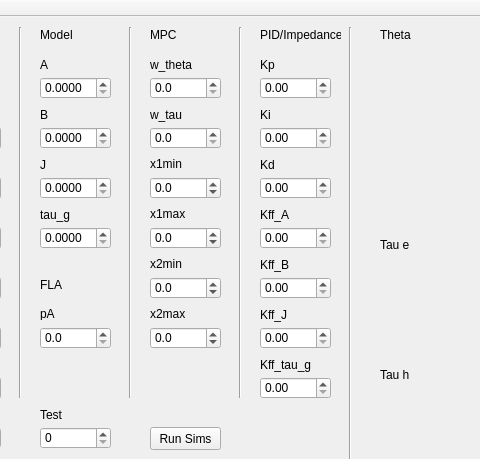
First picture: the form in GUI/GUI.ui, repository cic12/exo_control, before the edit; both pictures show x 110 to 590 and y 0 to 459 of the 1001 by 875 pixel window.
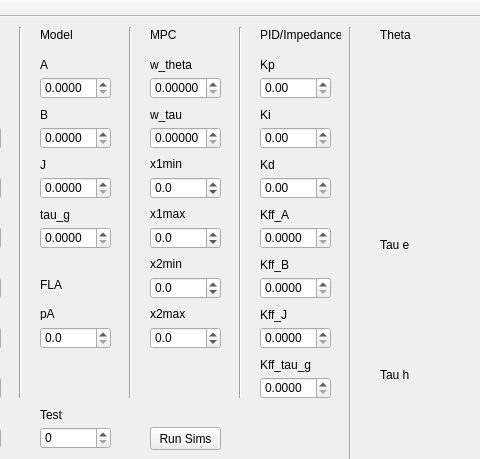
Second picture: the form after the edit. Custom widgets are drawn as their Qt base class.

The edit to the form file:
```diff
--- a/GUI/GUI.ui
+++ b/GUI/GUI.ui
@@ -227,7 +227,7 @@
      </rect>
     </property>
     <property name="decimals">
-     <number>1</number>
+     <number>5</number>
     </property>
     <property name="maximum">
      <double>1000.000000000000000</double>
@@ -249,7 +249,7 @@
      </rect>
     </property>
     <property name="decimals">
-     <number>1</number>
+     <number>5</number>
     </property>
     <property name="maximum">
      <double>1000000.000000000000000</double>
@@ -877,7 +877,7 @@
      </rect>
     </property>
     <property name="decimals">
-     <number>2</number>
+     <number>4</number>
     </property>
     <property name="singleStep">
      <double>0.100000000000000</double>
@@ -941,7 +941,7 @@
      </rect>
     </property>
     <property name="decimals">
-     <number>2</number>
+     <number>4</number>
     </property>
     <property name="singleStep">
      <double>0.100000000000000</double>
@@ -957,7 +957,7 @@
      </rect>
     </property>
     <property name="decimals">
-     <number>2</number>
+     <number>4</number>
     </property>
     <property name="singleStep">
      <double>0.100000000000000</double>
@@ -1163,7 +1163,7 @@
      </rect>
     </property>
     <property name="decimals">
-     <number>2</number>
+     <number>4</number>
     </property>
     <property name="singleStep">
      <double>0.100000000000000</double>
```
Left out of the diff: 4 changed lines with no effect on the pictures.
